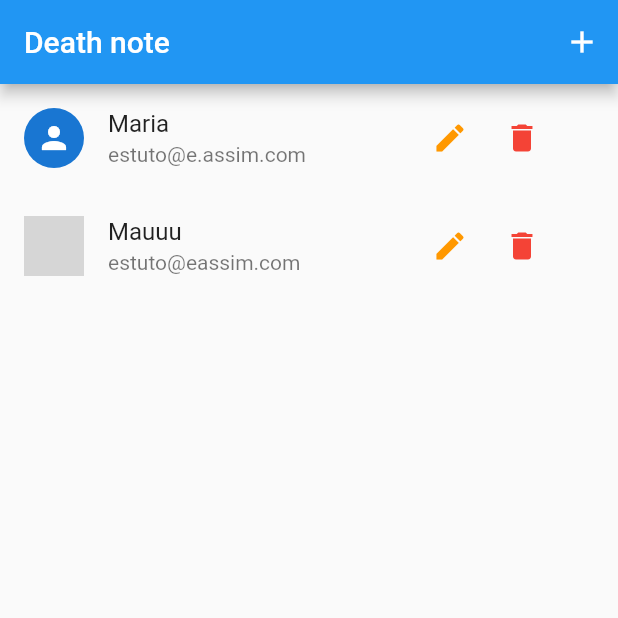
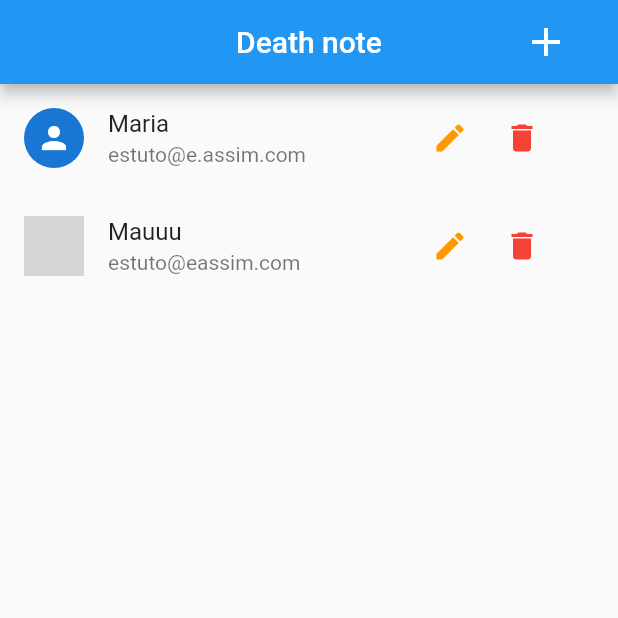
Before and after one commit to volthier/flutter-estudo, a Flutter app: the screen it shows after launch, on a phone screen of 412 x 824 dp, the top half of it. Run offline on Flutter 3.47's test engine with Material 2 defaults, Android fonts, the phone set to English and light mode, and no system bars; network calls fail; grey boxes are pictures that could not be loaded.

Commit message:
Fix add position

```diff
--- a/lib/views/user_list.dart
+++ b/lib/views/user_list.dart
@@ -13,10 +13,14 @@ class UserList extends StatelessWidget {
 
     return Scaffold(
       appBar: AppBar(
+        centerTitle: true,
         title: Text('Death note'),
         actions: <Widget>[
           IconButton(
-              color: Colors.white, icon: Icon(Icons.add), onPressed: () {}),
+             icon: Icon(Icons.add, size: 32,),
+              color: Colors.white,
+              padding: const EdgeInsets.only(right: 40.0),
+              onPressed: () {}),
         ],
       ),
       body: ListView.builder(
```
